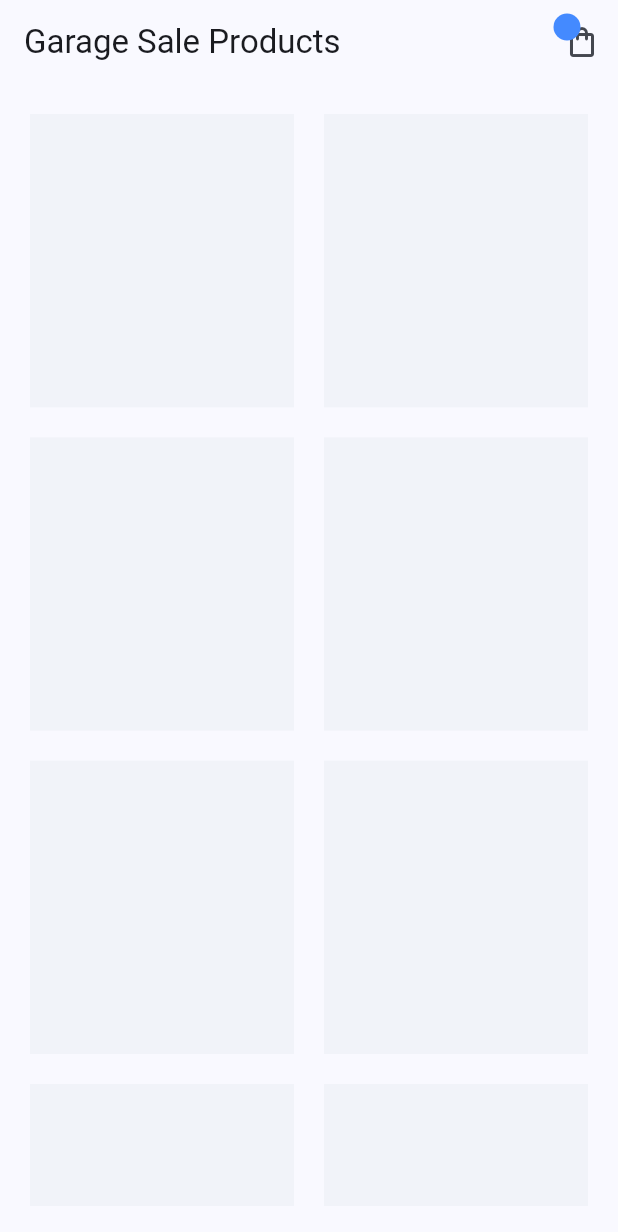
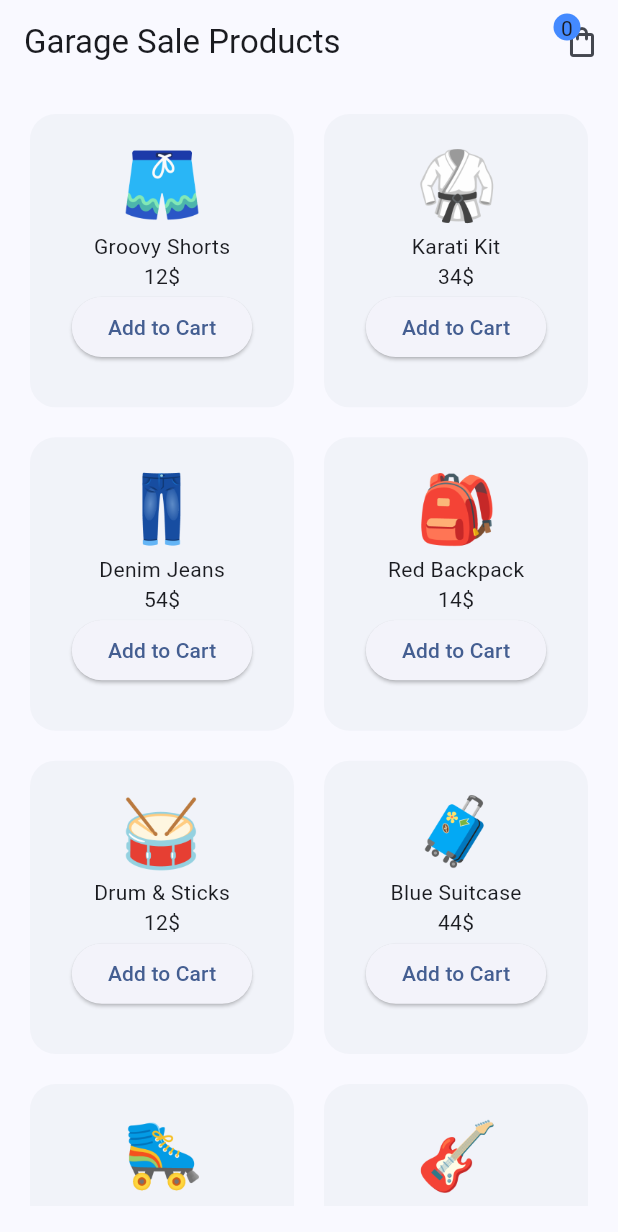
Before and after one commit to aacfahim/riverpod, a Flutter app: the screen it shows after launch, on a phone screen of 412 x 824 dp. Shown: the top 1232 px of the screen. Run offline on Flutter 3.47's test engine with Material 3 defaults, Android fonts, the phone set to English and light mode, and no system bars; our stand-ins replace flutter_riverpod, riverpod_annotation; generated files the repository leaves out were written again.

Commit message:
riverpod add/remove to/from cart with notifier and generated notifier

```diff
--- a/lib/main.dart
+++ b/lib/main.dart
@@ -1,9 +1,9 @@
 import 'package:flutter/material.dart';
-
+import 'package:flutter_riverpod/flutter_riverpod.dart';
 import 'package:riverpod_test/screens/home/home_screen.dart';
 
 void main() {
-  runApp(const MyApp());
+  runApp(const ProviderScope(child: MyApp()));
 }
 
 class MyApp extends StatelessWidget {
--- /dev/null
+++ b/lib/providers/products_provider.dart
@@ -0,0 +1,66 @@
+import 'package:flutter_riverpod/flutter_riverpod.dart';
+import 'package:riverpod_annotation/riverpod_annotation.dart';
+import 'package:riverpod_test/models/product.dart';
+
+part 'products_provider.g.dart';
+
+const List<Product> allProducts = [
+  Product(
+      id: '1',
+      title: 'Groovy Shorts',
+      price: 12,
+      image: 'assets/products/shorts.png'),
+  Product(
+      id: '2',
+      title: 'Karati Kit',
+      price: 34,
+      image: 'assets/products/karati.png'),
+  Product(
+      id: '3',
+      title: 'Denim Jeans',
+      price: 54,
+      image: 'assets/products/jeans.png'),
+  Product(
+      id: '4',
+      title: 'Red Backpack',
+      price: 14,
+      image: 'assets/products/backpack.png'),
+  Product(
+      id: '5',
+      title: 'Drum & Sticks',
+      price: 12,
+      image: 'assets/products/drum.png'),
+  Product(
+      id: '6',
+      title: 'Blue Suitcase',
+      price: 44,
+      image: 'assets/products/suitcase.png'),
+  Product(
+      id: '7',
+      title: 'Roller Skates',
+      price: 52,
+      image: 'assets/products/skates.png'),
+  Product(
+      id: '8',
+      title: 'Electric Guiter',
+      price: 79,
+      image: 'assets/products/guitar.png'),
+];
+
+// final productsProvider = Provider((ref) {
+//   return allProducts;
+// });
+
+// final reducedProductsProvider = Provider((ref) {
+//   return allProducts.where((element) => element.price < 50).toList();
+// });
+
+@riverpod
+List<Product> products(ref) {
+  return allProducts;
+}
+
+@riverpod
+List<Product> reducedProducts(ref) {
+  return allProducts.where((element) => element.price < 50).toList();
+}
--- a/lib/screens/home/home_screen.dart
+++ b/lib/screens/home/home_screen.dart
@@ -1,11 +1,17 @@
 import 'package:flutter/material.dart';
+import 'package:flutter_riverpod/flutter_riverpod.dart';
+import 'package:riverpod_test/providers/cart_provider.dart';
+import 'package:riverpod_test/providers/products_provider.dart';
 import 'package:riverpod_test/shared/cart_icon.dart';
 
-class HomeScreen extends StatelessWidget {
+class HomeScreen extends ConsumerWidget {
   const HomeScreen({super.key});
 
   @override
-  Widget build(BuildContext context) {
+  Widget build(BuildContext context, WidgetRef ref) {
+    final allProducts = ref.watch(productsProvider);
+    final cartProducts = ref.watch(cartNotifierProvider);
+
     return Scaffold(
       appBar: AppBar(
         title: const Text('Garage Sale Products'),
@@ -14,7 +20,7 @@ class HomeScreen extends StatelessWidget {
       body: Padding(
         padding: const EdgeInsets.all(20),
         child: GridView.builder(
-          itemCount: 8,
+          itemCount: allProducts.length,
           gridDelegate: const SliverGridDelegateWithFixedCrossAxisCount(
             crossAxisCount: 2,
             mainAxisSpacing: 20,
@@ -23,8 +29,34 @@ class HomeScreen extends StatelessWidget {
           ),
           itemBuilder: (context, index) {
             return Container(
-              padding: const EdgeInsets.all(20),
-              color: Colors.blueGrey.withOpacity(0.05),
+              decoration: BoxDecoration(
+                borderRadius: BorderRadius.circular(17),
+                color: Colors.blueGrey.withOpacity(0.05),
+              ),
+              padding: const EdgeInsets.all(18),
+              child: Column(
+                children: [
+                  Image.asset(allProducts[index].image, width: 60, height: 60),
+                  Text(allProducts[index].title),
+                  Text("${allProducts[index].price}\$"),
+                  if (!cartProducts.contains(allProducts[index]))
+                    ElevatedButton(
+                        onPressed: () {
+                          ref
+                              .read(cartNotifierProvider.notifier)
+                              .addProduct(allProducts[index]);
+                        },
+                        child: const Text("Add to Cart")),
+                  if (cartProducts.contains(allProducts[index]))
+                    ElevatedButton(
+                        onPressed: () {
+                          ref
+                              .read(cartNotifierProvider.notifier)
+                              .removeProduct(allProducts[index]);
+                        },
+                        child: const Text("Remove")),
+                ],
+              ),
             );
           },
         ),
--- a/lib/shared/cart_icon.dart
+++ b/lib/shared/cart_icon.dart
@@ -1,11 +1,14 @@
 import 'package:flutter/material.dart';
+import 'package:flutter_riverpod/flutter_riverpod.dart';
+import 'package:riverpod_test/providers/cart_provider.dart';
 import 'package:riverpod_test/screens/cart/cart_screen.dart';
 
-class CartIcon extends StatelessWidget {
+class CartIcon extends ConsumerWidget {
   const CartIcon({super.key});
 
   @override
-  Widget build(BuildContext context) {
+  Widget build(BuildContext context, WidgetRef ref) {
+    final numberOfItems = ref.watch(cartNotifierProvider).length;
     return Stack(
       children: [
         IconButton(
@@ -27,6 +30,7 @@ class CartIcon extends StatelessWidget {
               borderRadius: BorderRadius.circular(10),
               color: Colors.blueAccent,
             ),
+            child: Text(numberOfItems.toString()),
           ),
         ),
       ],
```
Also changed, not shown: lib/providers/cart_provider.dart (added, +43 -0 lines), lib/screens/cart/cart_screen.dart (+23 -5 lines), pubspec.yaml (+6 -3 lines), lib/providers/cart_provider.g.dart (added), lib/providers/products_provider.g.dart (added), pubspec.lock.
